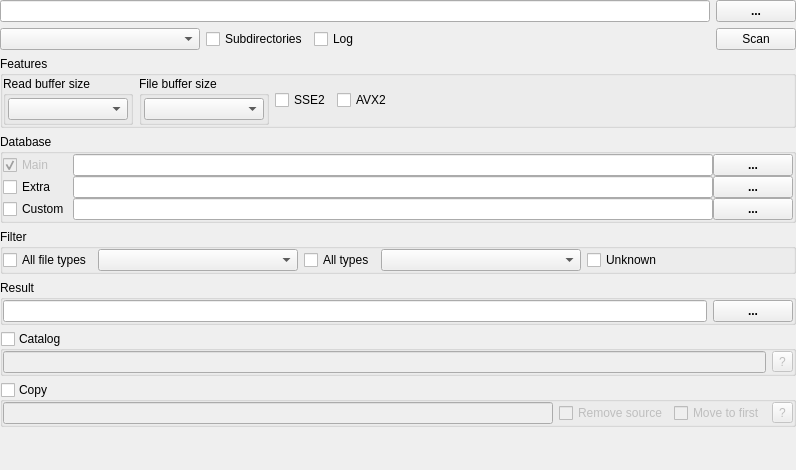
This is xscansortwidget.ui in horsicq/XScanEngine as Qt 5 draws it before an edit. The edited form follows.
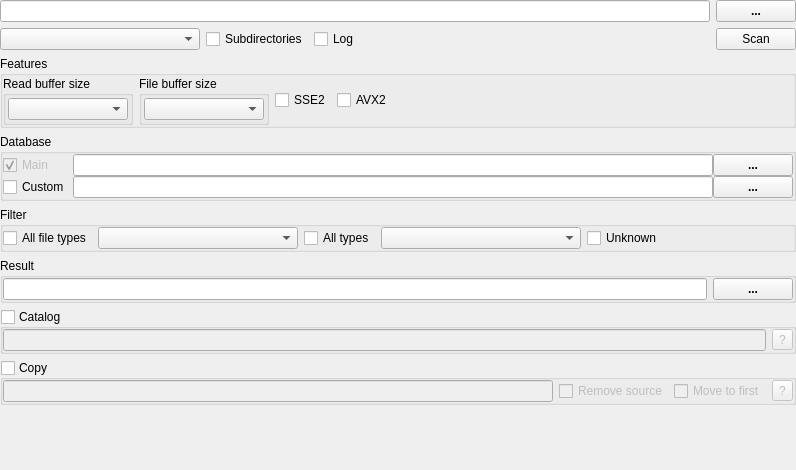
This is the edited form. Custom widgets are drawn as their Qt base class.

Diff of the .ui file:
```diff
--- a/xscansortwidget.ui
+++ b/xscansortwidget.ui
@@ -268,38 +268,6 @@
         </item>
        </layout>
       </item>
-      <item>
-       <layout class="QHBoxLayout" name="horizontalLayout_10">
-        <item>
-         <widget class="QCheckBox" name="checkBoxDatabaseExtra">
-          <property name="minimumSize">
-           <size>
-            <width>70</width>
-            <height>0</height>
-           </size>
-          </property>
-          <property name="text">
-           <string>Extra</string>
-          </property>
-         </widget>
-        </item>
-        <item>
-         <widget class="QLineEdit" name="lineEditDatabaseExtra"/>
-        </item>
-        <item>
-         <widget class="QPushButton" name="pushButtonDatabaseExtra">
-          <property name="font">
-           <font>
-            <bold>true</bold>
-           </font>
-          </property>
-          <property name="text">
-           <string>...</string>
-          </property>
-         </widget>
-        </item>
-       </layout>
-      </item>
       <item>
        <layout class="QHBoxLayout" name="horizontalLayout_11">
         <item>
```
